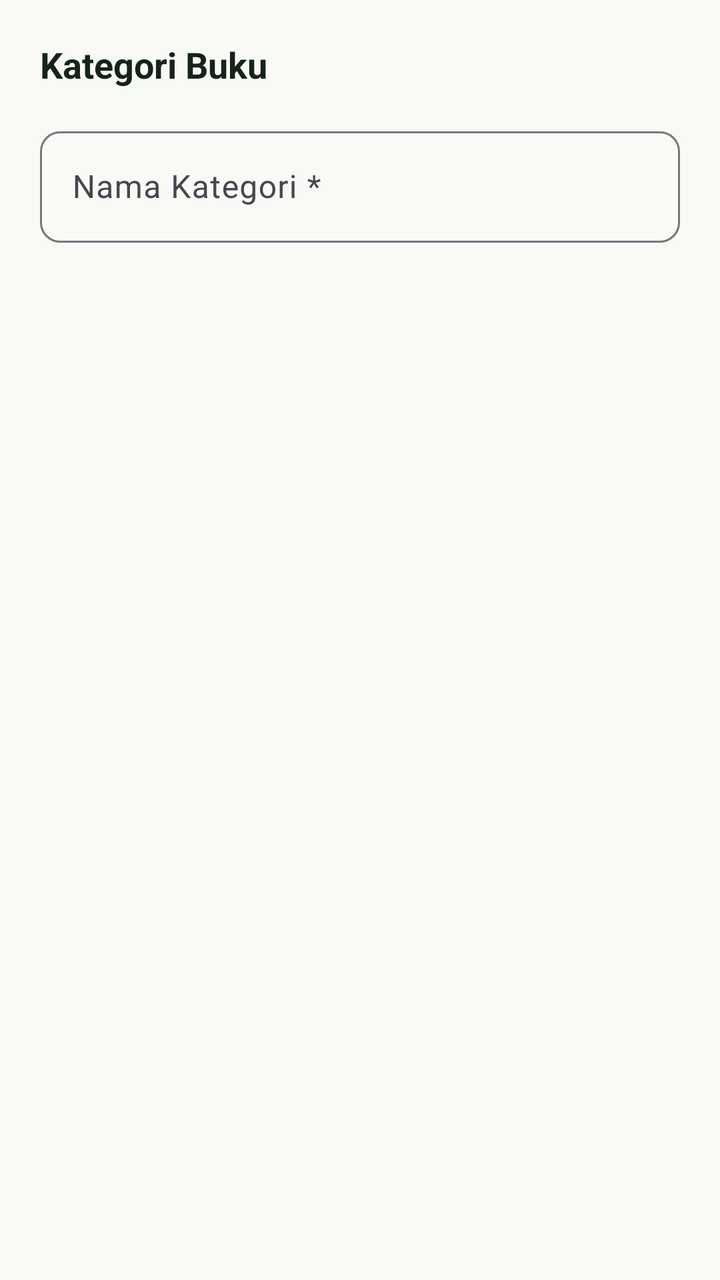
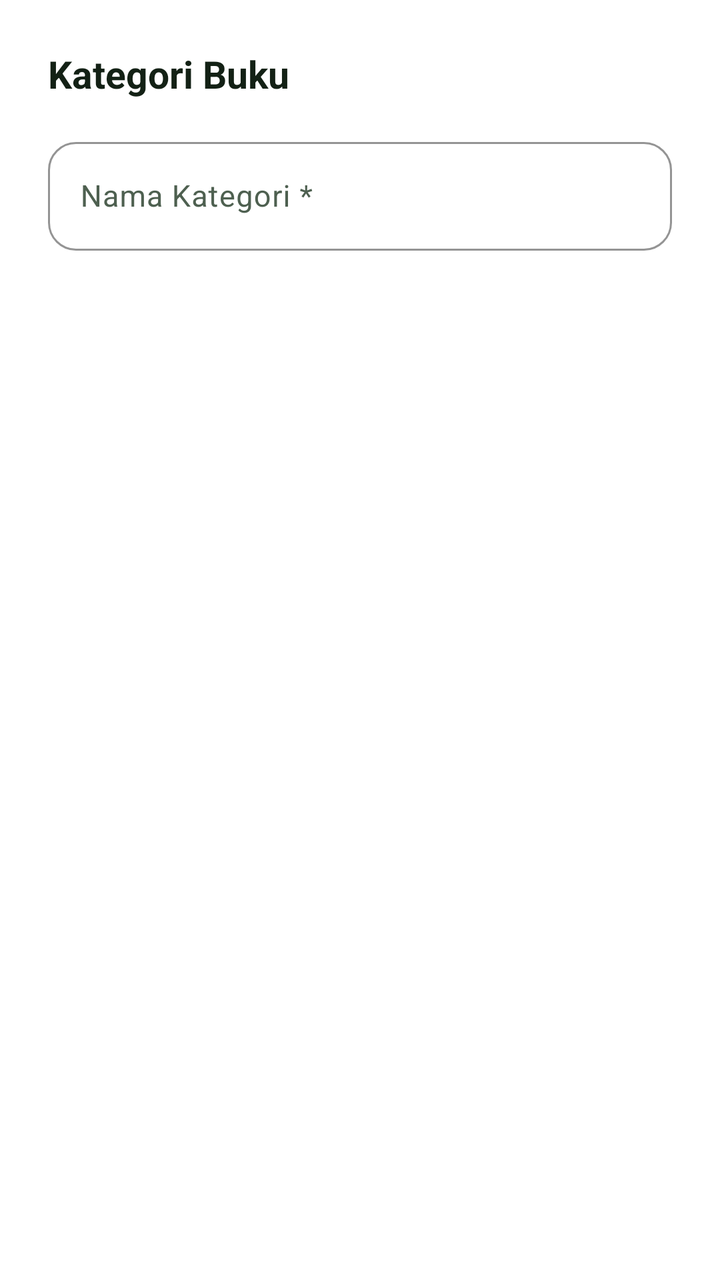

Compare the two renders of this Android layout. The source of the first and the diff that turns it into the second are given below.
<!-- AndroidManifest.xml: application theme Theme.Perpustakaan2 -->
<!-- res/layout/dialog_category.xml -->
<?xml version="1.0" encoding="utf-8"?>
<LinearLayout xmlns:android="http://schemas.android.com/apk/res/android"
    xmlns:app="http://schemas.android.com/apk/res-auto"
    android:layout_width="match_parent"
    android:layout_height="wrap_content"
    android:orientation="vertical"
    android:padding="20dp">

    <TextView
        android:id="@+id/tvDialogCategoryTitle"
        android:layout_width="wrap_content"
        android:layout_height="wrap_content"
        android:text="Kategori Buku"
        android:textColor="@color/text_primary"
        android:textSize="18sp"
        android:textStyle="bold" />

    <com.google.android.material.textfield.TextInputLayout
        style="@style/Widget.Material3.TextInputLayout.OutlinedBox"
        android:layout_width="match_parent"
        android:layout_height="wrap_content"
        android:layout_marginTop="16dp"
        android:hint="Nama Kategori *"
        app:boxCornerRadiusBottomEnd="10dp"
        app:boxCornerRadiusBottomStart="10dp"
        app:boxCornerRadiusTopEnd="10dp"
        app:boxCornerRadiusTopStart="10dp">

        <com.google.android.material.textfield.TextInputEditText
            android:id="@+id/etDialogCategoryName"
            android:layout_width="match_parent"
            android:layout_height="wrap_content"
            android:singleLine="true" />
    </com.google.android.material.textfield.TextInputLayout>

</LinearLayout>
<!-- resources referenced by this layout -->
<resources>
  <color name="text_primary">#142416</color>
  <style name="Theme.Perpustakaan2" parent="Theme.Material3.DayNight.NoActionBar">
          <item name="colorPrimary">@color/primary</item>
          <item name="colorPrimaryVariant">@color/primary_dark</item>
          <item name="colorSecondary">@color/secondary</item>
          <item name="android:statusBarColor">@color/background</item>
          <item name="android:windowLightStatusBar">true</item>
          <item name="android:windowBackground">@color/background</item>
          <item name="colorSurface">@color/surface</item>
          <item name="colorError">@color/error</item>
      </style>
  <color name="primary">#1B5E20</color>
  <color name="primary_dark">#0E3D13</color>
  <color name="secondary">#2E7D32</color>
  <color name="background">#F8FAF6</color>
  <color name="surface">#FFFFFF</color>
  <color name="error">#C62828</color>
</resources>

<!-- the commit's change to res/layout/dialog_category.xml (unified diff, before → after) -->
@@ -1,10 +1,10 @@
 <?xml version="1.0" encoding="utf-8"?>
 <LinearLayout xmlns:android="http://schemas.android.com/apk/res/android"
-    xmlns:app="http://schemas.android.com/apk/res-auto"
     android:layout_width="match_parent"
     android:layout_height="wrap_content"
+    android:background="@color/surface"
     android:orientation="vertical"
-    android:padding="20dp">
+    android:padding="24dp">
 
     <TextView
         android:id="@+id/tvDialogCategoryTitle"
@@ -12,25 +12,23 @@
         android:layout_height="wrap_content"
         android:text="Kategori Buku"
         android:textColor="@color/text_primary"
-        android:textSize="18sp"
+        android:textSize="19sp"
         android:textStyle="bold" />
 
     <com.google.android.material.textfield.TextInputLayout
-        style="@style/Widget.Material3.TextInputLayout.OutlinedBox"
+        style="@style/Widget.Epustaka.TextInputLayout"
         android:layout_width="match_parent"
         android:layout_height="wrap_content"
         android:layout_marginTop="16dp"
-        android:hint="Nama Kategori *"
-        app:boxCornerRadiusBottomEnd="10dp"
-        app:boxCornerRadiusBottomStart="10dp"
-        app:boxCornerRadiusTopEnd="10dp"
-        app:boxCornerRadiusTopStart="10dp">
+        android:hint="Nama Kategori *">
 
         <com.google.android.material.textfield.TextInputEditText
             android:id="@+id/etDialogCategoryName"
             android:layout_width="match_parent"
             android:layout_height="wrap_content"
-            android:singleLine="true" />
+            android:singleLine="true"
+            android:textColor="@color/text_primary"
+            android:textSize="15sp" />
     </com.google.android.material.textfield.TextInputLayout>
 
 </LinearLayout>
<!-- resource entries referenced after the edit -->
@@ -1,21 +1,65 @@
 <!-- resources referenced by this layout -->
 <resources>
-  <color name="text_primary">#142416</color>
+  <color name="text_primary">#132115</color>
+  <style name="Widget.Epustaka.TextInputLayout" parent="Widget.Material3.TextInputLayout.OutlinedBox">
+          <item name="boxBackgroundColor">@color/surface</item>
+          <item name="boxCornerRadiusBottomEnd">14dp</item>
+          <item name="boxCornerRadiusBottomStart">14dp</item>
+          <item name="boxCornerRadiusTopEnd">14dp</item>
+          <item name="boxCornerRadiusTopStart">14dp</item>
+          <item name="boxStrokeColor">@color/primary</item>
+          <item name="boxStrokeWidth">1dp</item>
+          <item name="boxStrokeWidthFocused">1.5dp</item>
+          <item name="hintTextColor">@color/primary</item>
+          <item name="startIconTint">@color/text_secondary</item>
+          <item name="endIconTint">@color/text_secondary</item>
+      </style>
   <style name="Theme.Perpustakaan2" parent="Theme.Material3.DayNight.NoActionBar">
           <item name="colorPrimary">@color/primary</item>
           <item name="colorPrimaryVariant">@color/primary_dark</item>
+          <item name="colorOnPrimary">@color/on_primary</item>
+          <item name="colorPrimaryContainer">@color/primary_container</item>
+          <item name="colorOnPrimaryContainer">@color/primary_dark</item>
+  
           <item name="colorSecondary">@color/secondary</item>
+          <item name="colorOnSecondary">@color/on_secondary</item>
+          <item name="colorSecondaryContainer">@color/secondary_container</item>
+          <item name="colorOnSecondaryContainer">@color/secondary_dark</item>
+  
+          <item name="android:colorBackground">@color/background</item>
+          <item name="android:windowBackground">@color/background</item>
+          <item name="colorSurface">@color/surface</item>
+          <item name="colorOnSurface">@color/text_primary</item>
+          <item name="colorSurfaceVariant">@color/surface_variant</item>
+          <item name="colorOnSurfaceVariant">@color/text_secondary</item>
+          <item name="colorOutline">@color/outline</item>
+          <item name="colorOutlineVariant">@color/outline_variant</item>
+  
+          <item name="colorError">@color/error</item>
+          <item name="colorOnError">@color/white</item>
+          <item name="colorErrorContainer">@color/error_container</item>
+  
           <item name="android:statusBarColor">@color/background</item>
           <item name="android:windowLightStatusBar">true</item>
-          <item name="android:windowBackground">@color/background</item>
-          <item name="colorSurface">@color/surface</item>
-          <item name="colorError">@color/error</item>
+          <item name="android:navigationBarColor">@color/surface</item>
+          <item name="android:windowLightNavigationBar" tools:targetApi="27">true</item>
       </style>
   <color name="primary">#1B5E20</color>
+  <color name="text_secondary">#4E6050</color>
   <color name="primary_dark">#0E3D13</color>
+  <color name="on_primary">#FFFFFF</color>
+  <color name="primary_container">#CBE6CE</color>
   <color name="secondary">#2E7D32</color>
-  <color name="background">#F8FAF6</color>
+  <color name="on_secondary">#FFFFFF</color>
+  <color name="secondary_container">#D8EED9</color>
+  <color name="secondary_dark">#1B5E20</color>
+  <color name="background">#F6F8F5</color>
+  <color name="surface_variant">#EDF3EC</color>
+  <color name="outline">#DCE4DA</color>
+  <color name="outline_variant">#EAEFE8</color>
   <color name="surface">#FFFFFF</color>
-  <color name="error">#C62828</color>
+  <color name="error">#BA1A1A</color>
+  <color name="white">#FFFFFFFF</color>
+  <color name="error_container">#FFDAD6</color>
 </resources>
 
